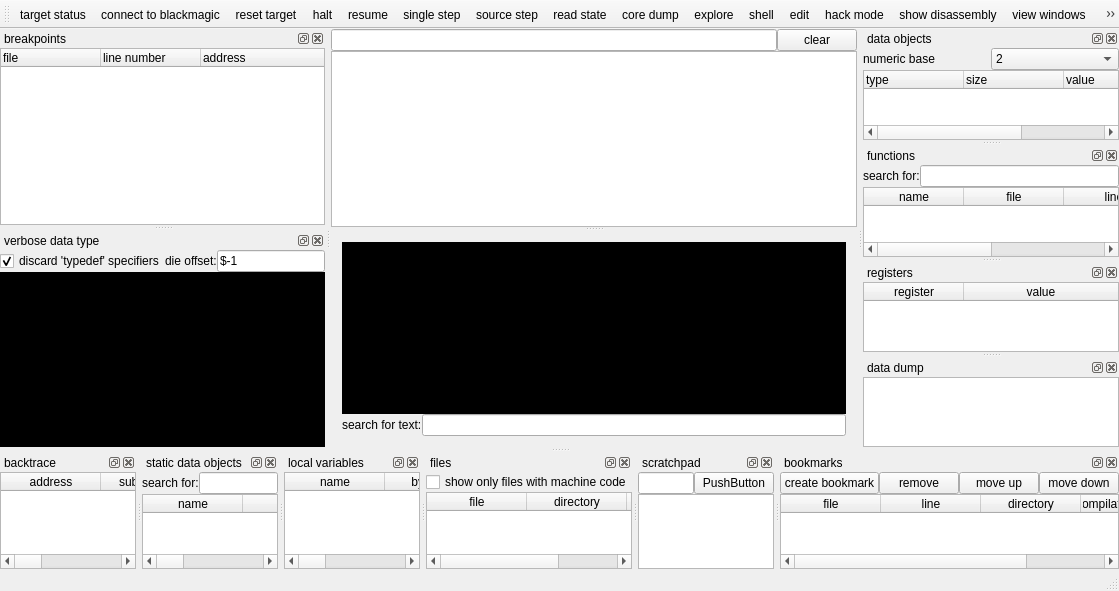
stoyan-shopov/troll, file mainwindow.ui: the form before one commit.
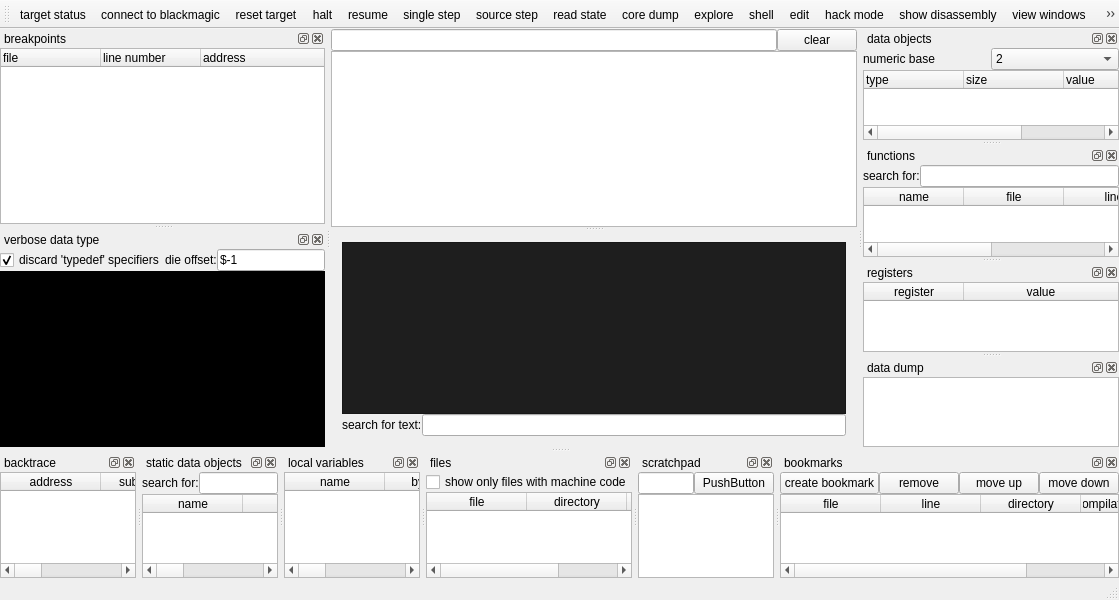
The form after the commit.

Commit message: User interface tweaks

```diff
--- a/mainwindow.ui
+++ b/mainwindow.ui
@@ -7,7 +7,7 @@
     <x>0</x>
     <y>0</y>
     <width>1119</width>
-    <height>591</height>
+    <height>600</height>
    </rect>
   </property>
   <property name="windowTitle">
@@ -61,8 +61,8 @@
         <item>
          <widget class="QPlainTextEdit" name="plainTextEdit">
           <property name="styleSheet">
-           <string notr="true">color: rgb(255, 255, 255);
-background-color: rgb(0, 0, 0);</string>
+           <string notr="true">color: rgb(0, 255, 0);
+background-color: rgb(30, 30, 30);</string>
           </property>
          </widget>
         </item>
```
Left out of the diff: 2 changed lines with no effect on the pictures. The commit also changes 1 other file.
